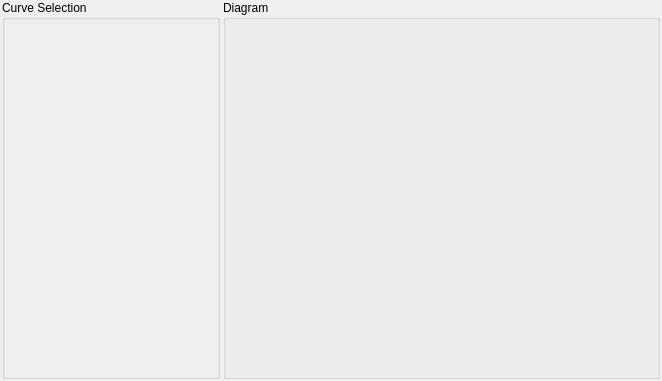
The window that src/ui/Linechart.ui (mavlink/qgroundcontrol) describes before a commit, drawn with Qt 5.
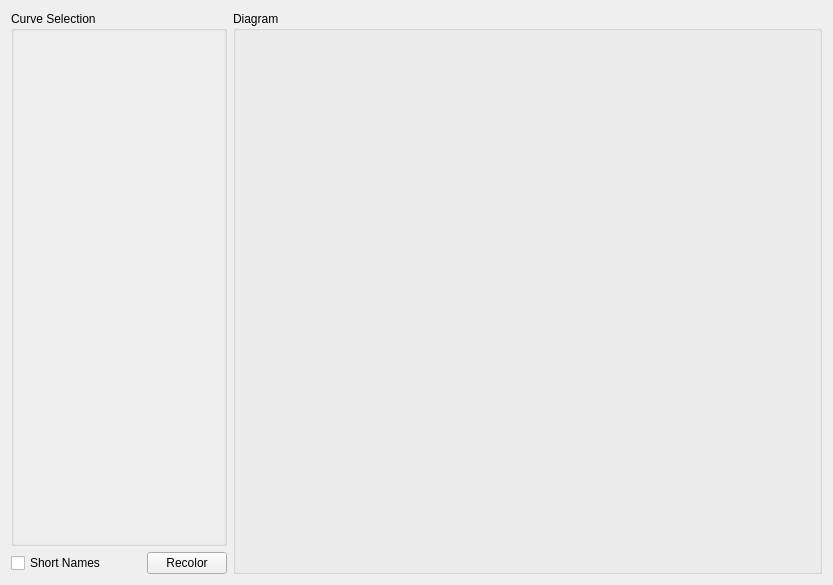
The same window after the commit.

The edit to the form file:
```diff
--- a/src/ui/Linechart.ui
+++ b/src/ui/Linechart.ui
@@ -6,8 +6,8 @@
    <rect>
     <x>0</x>
     <y>0</y>
-    <width>662</width>
-    <height>381</height>
+    <width>833</width>
+    <height>585</height>
    </rect>
   </property>
   <property name="sizePolicy">
@@ -25,23 +25,8 @@
   <property name="windowTitle">
    <string>Form</string>
   </property>
-  <layout class="QHBoxLayout" name="horizontalLayout_2" stretch="10,20">
-   <property name="spacing">
-    <number>3</number>
-   </property>
-   <property name="leftMargin">
-    <number>2</number>
-   </property>
-   <property name="topMargin">
-    <number>0</number>
-   </property>
-   <property name="rightMargin">
-    <number>2</number>
-   </property>
-   <property name="bottomMargin">
-    <number>2</number>
-   </property>
-   <item>
+  <layout class="QGridLayout" name="gridLayout" columnstretch="5,5,5,5,100">
+   <item row="0" column="0" colspan="4">
     <widget class="QGroupBox" name="curveGroupBox">
      <property name="sizePolicy">
       <sizepolicy hsizetype="Expanding" vsizetype="MinimumExpanding">
@@ -114,8 +99,8 @@
           <rect>
            <x>0</x>
            <y>0</y>
-           <width>210</width>
-           <height>361</height>
+           <width>232</width>
+           <height>516</height>
           </rect>
          </property>
         </widget>
@@ -124,7 +109,7 @@
      </layout>
     </widget>
    </item>
-   <item>
+   <item row="0" column="4" rowspan="2">
     <widget class="QGroupBox" name="diagramGroupBox">
      <property name="sizePolicy">
       <sizepolicy hsizetype="MinimumExpanding" vsizetype="MinimumExpanding">
@@ -149,6 +134,33 @@
      </property>
     </widget>
    </item>
+   <item row="1" column="0">
+    <widget class="QCheckBox" name="shortNameCheckBox">
+     <property name="text">
+      <string>Short Names</string>
+     </property>
+    </widget>
+   </item>
+   <item row="1" column="2" colspan="2">
+    <widget class="QPushButton" name="recolorButton">
+     <property name="text">
+      <string>Recolor</string>
+     </property>
+    </widget>
+   </item>
+   <item row="1" column="1">
+    <spacer name="horizontalSpacer">
+     <property name="orientation">
+      <enum>Qt::Horizontal</enum>
+     </property>
+     <property name="sizeHint" stdset="0">
+      <size>
+       <width>40</width>
+       <height>20</height>
+      </size>
+     </property>
+    </spacer>
+   </item>
   </layout>
  </widget>
  <resources/>
```
